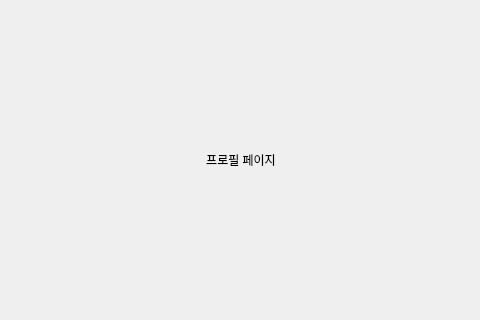
This is mainwindow.ui in pacowon/appDrawer as Qt 5 draws it before an edit; both pictures show x 459 to 939 and y 190 to 510 of the 1200 by 700 pixel window. The edited form follows.
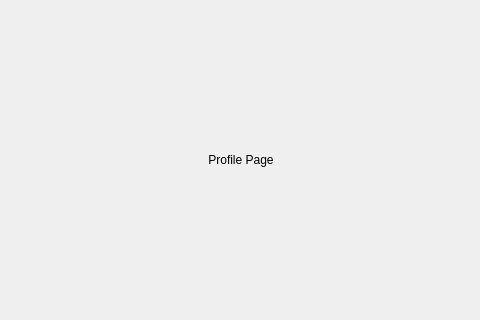
This is the edited form. The open tabs and pages were chosen to show the change.

```diff
--- a/mainwindow.ui
+++ b/mainwindow.ui
@@ -248,7 +248,7 @@
         <item>
          <widget class="QLabel" name="profile_label">
           <property name="text">
-           <string>프로필 페이지</string>
+           <string>Profile Page</string>
           </property>
           <property name="alignment">
            <set>Qt::AlignCenter</set>
```
Left out of the diff: 6 changed lines with no effect on the pictures.
